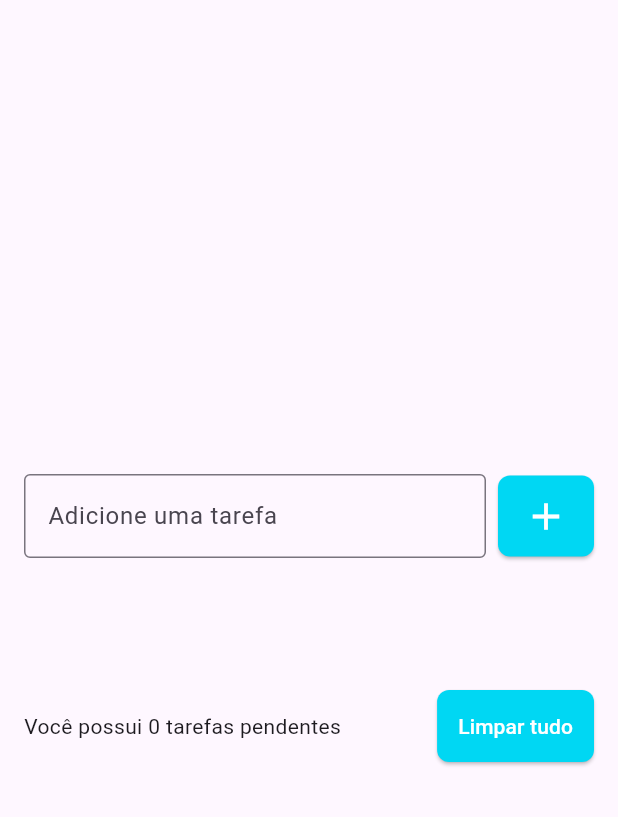
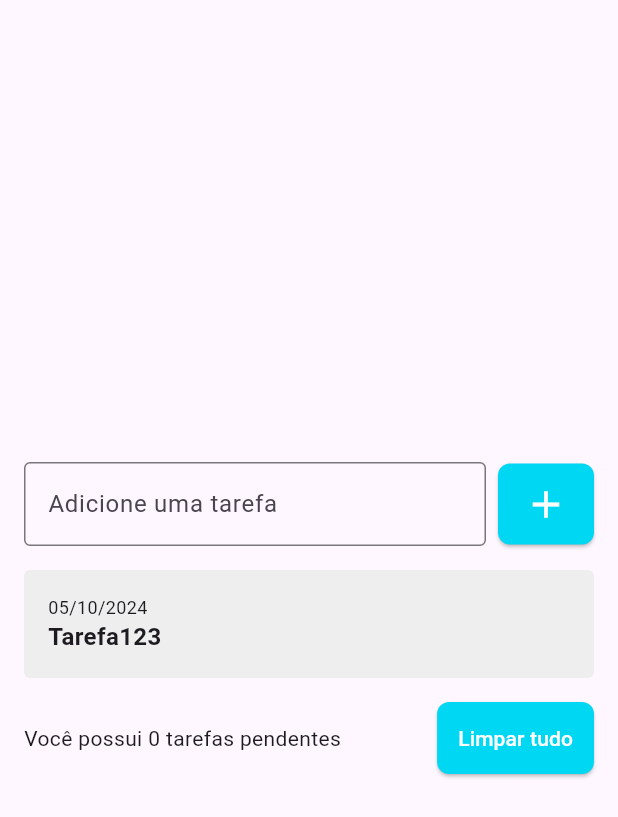
Before and after one commit to silviofrancoms10/todo_list, a Flutter app: the screen it shows after launch, after a tap on the "add" icon, on a phone screen of 412 x 824 dp. Shown: the top 817 px of the screen. Run offline on Flutter 3.47's test engine with Material 3 defaults, Android fonts, the phone set to English and light mode, and no system bars.

Commit message:
Widget personalizado Itens da Lista

```diff
--- a/lib/pages/todo_list_page.dart
+++ b/lib/pages/todo_list_page.dart
@@ -1,6 +1,7 @@
 import 'dart:math';
 
 import 'package:flutter/material.dart';
+import 'package:todo_list/widgets/task_list_item.dart';
 
 class TodoListPage extends StatefulWidget {
   TodoListPage({super.key});
@@ -72,12 +73,7 @@ class _TodoListPageState extends State<TodoListPage> {
                   shrinkWrap: true,
                   children: [
                     for (String task in tasks)
-                      ListTile(
-                        title: Text(task),
-                        onTap: () {
-                          print('Tarefa $task');
-                        },
-                      ),
+                      TaskListItem(),
                   ],
                 ),
               ),
--- /dev/null
+++ b/lib/widgets/task_list_item.dart
@@ -0,0 +1,34 @@
+import 'package:flutter/material.dart';
+
+class TaskListItem extends StatelessWidget {
+  const TaskListItem({super.key});
+
+  @override
+  Widget build(BuildContext context) {
+    return Container(
+      decoration: BoxDecoration(
+        borderRadius: BorderRadius.circular(4),
+        color: Colors.grey[200],
+      ),
+      padding: const EdgeInsets.all(16),
+      child: Column(
+        crossAxisAlignment: CrossAxisAlignment.start,
+        children: [
+          Text(
+            "05/10/2024",
+            style: TextStyle(
+              fontSize: 12,
+            ),
+          ),
+          Text(
+            "Tarefa123",
+            style: TextStyle(
+              fontSize: 16,
+              fontWeight: FontWeight.w600,
+            ),
+          ),
+        ],
+      ),
+    );
+  }
+}
```
